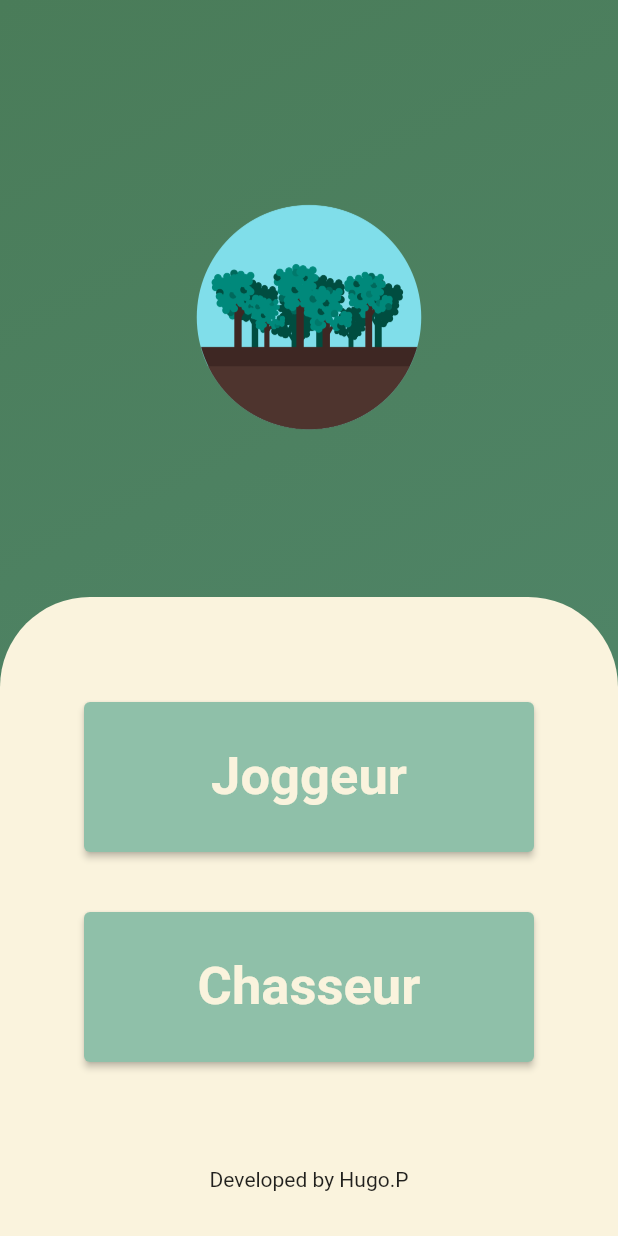
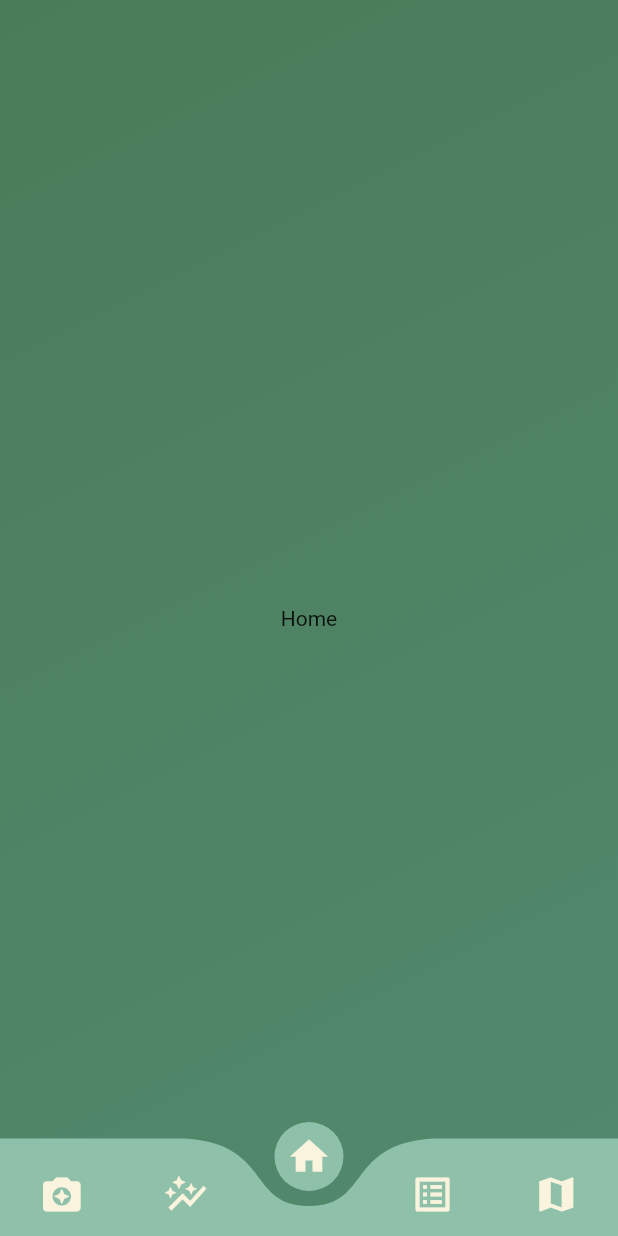
Before and after one commit to hugo-piedanna/chasse_infos, a Flutter app: the screen it shows after launch, after a tap on "Chasseur", on a phone screen of 412 x 824 dp. Run offline on Flutter 3.47's test engine with Material 2 defaults, Android fonts, the phone set to English and light mode, and no system bars; drawn by our look-alikes of curved_navigation_bar; our stand-ins replace hexcolor.

Commit message:
Implementing navigation bar

```diff
--- /dev/null
+++ b/lib/index.dart
@@ -0,0 +1,72 @@
+import 'package:chasse_infos/pages/graph.dart';
+import 'package:chasse_infos/pages/home.dart';
+import 'package:chasse_infos/pages/listHuntPoint.dart';
+import 'package:chasse_infos/pages/map.dart';
+import 'package:chasse_infos/pages/scanAnimals.dart';
+import 'package:flutter/material.dart';
+import 'package:curved_navigation_bar/curved_navigation_bar.dart';
+
+class acceuil extends StatefulWidget {
+  const acceuil({Key? key}) : super(key: key);
+
+  @override
+  // ignore: library_private_types_in_public_api
+  _acceuilPageState createState() => _acceuilPageState();
+}
+
+class _acceuilPageState extends State<acceuil> {
+  int index = 2;
+
+  final screens = [
+    scanAnimals(),
+    graph(),
+    home(),
+    listHuntingPoint(),
+    map(),
+  ];
+
+  @override
+  Widget build(Object context) {
+    final items = <Widget>[
+      const Icon(Icons.camera_enhance, size: 30),
+      const Icon(Icons.auto_graph, size: 30),
+      const Icon(Icons.home, size: 30),
+      const Icon(Icons.list_alt, size: 30),
+      const Icon(Icons.map, size: 30),
+    ];
+    return Container(
+      color: const Color(0xff8fc0a9),
+      child: SafeArea(
+        top: false,
+        child: ClipRect(
+          child: Container(
+            decoration: const BoxDecoration(
+                gradient: LinearGradient(
+                    begin: Alignment.topLeft,
+                    end: Alignment.bottomRight,
+                    colors: [Color(0xff4a7c59), Color(0xff52896e)])),
+            child: Scaffold(
+              extendBody: true,
+              body: screens[index],
+              backgroundColor: Colors.transparent,
+              bottomNavigationBar: Theme(
+                data: Theme.of(this.context).copyWith(
+                    iconTheme: const IconThemeData(color: Color(0xfffaf3dd))),
+                child: CurvedNavigationBar(
+                  backgroundColor: Colors.transparent,
+                  color: const Color(0xff8fc0a9),
+                  height: 65,
+                  animationCurve: Curves.easeInOutCirc,
+                  animationDuration: const Duration(milliseconds: 300),
+                  items: items,
+                  index: index,
+                  onTap: (index) => setState(() => this.index = index),
+                ),
+              ),
+            ),
+          ),
+        ),
+      ),
+    );
+  }
+}
--- /dev/null
+++ b/lib/pages/home.dart
@@ -0,0 +1,20 @@
+import 'package:flutter/material.dart';
+
+class home extends StatelessWidget {
+  @override
+  Widget build(BuildContext context) {
+    return Container(
+      decoration: const BoxDecoration(
+          gradient: LinearGradient(
+              begin: Alignment.topLeft,
+              end: Alignment.bottomRight,
+              colors: [Color(0xff4a7c59), Color(0xff52896e)])),
+      child: Scaffold(
+        backgroundColor: Colors.transparent,
+        body: Center(
+          child: Text('Home'),
+        ),
+      ),
+    );
+  }
+}
--- a/lib/pages/login.dart
+++ b/lib/pages/login.dart
@@ -1,3 +1,4 @@
+import 'package:chasse_infos/index.dart';
 import 'package:flutter/material.dart';
 import 'package:hexcolor/hexcolor.dart';
 
@@ -70,7 +71,13 @@ class _LoginPageState extends State<login> {
                           height: 40,
                         ),
                         ElevatedButton(
-                          onPressed: () {},
+                          onPressed: () {
+                            Navigator.push(
+                              context,
+                              MaterialPageRoute(
+                                  builder: (context) => const acceuil()),
+                            );
+                          },
                           style: ElevatedButton.styleFrom(
                             minimumSize: const Size(300, 100),
                             onPrimary: HexColor('#faf3dd'),
--- a/pubspec.yaml
+++ b/pubspec.yaml
@@ -35,6 +35,7 @@ dependencies:
   # Use with the CupertinoIcons class for iOS style icons.
   cupertino_icons: ^1.0.2
   hexcolor: ^2.0.4
+  curved_navigation_bar: ^1.0.3
 
 dev_dependencies:
   flutter_test:
```
Also changed, not shown: lib/pages/graph.dart (added, +20 -0 lines), lib/pages/listHuntPoint.dart (added, +20 -0 lines), lib/pages/map.dart (added, +20 -0 lines), lib/pages/scanAnimals.dart (added, +20 -0 lines), pubspec.lock.
